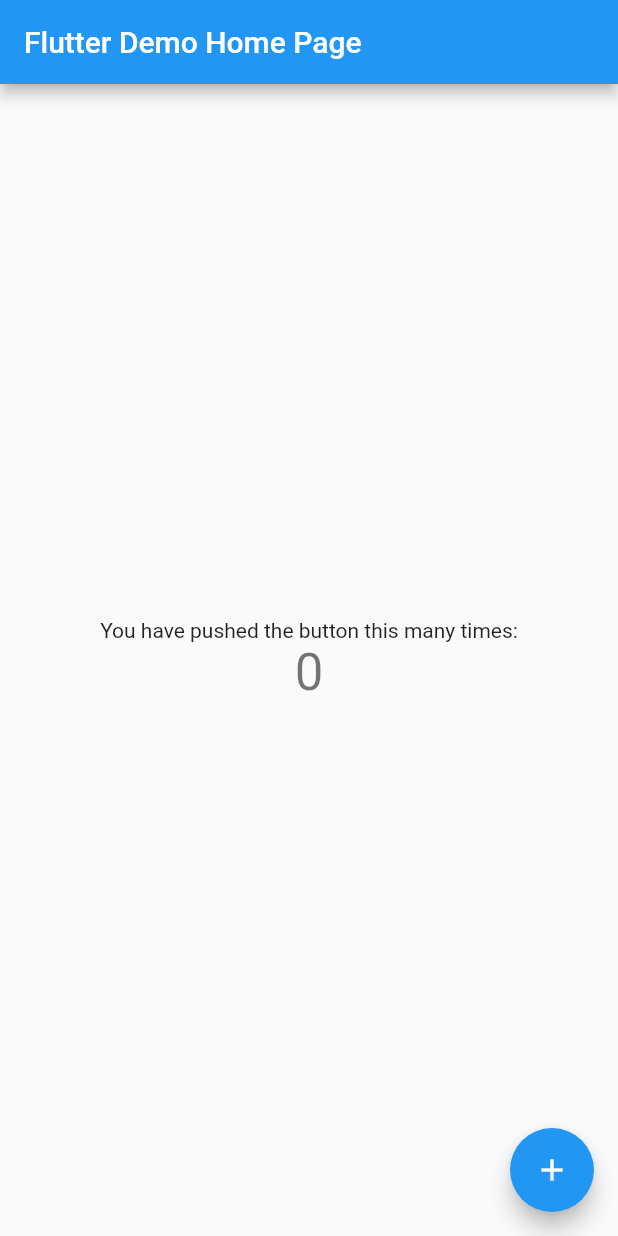
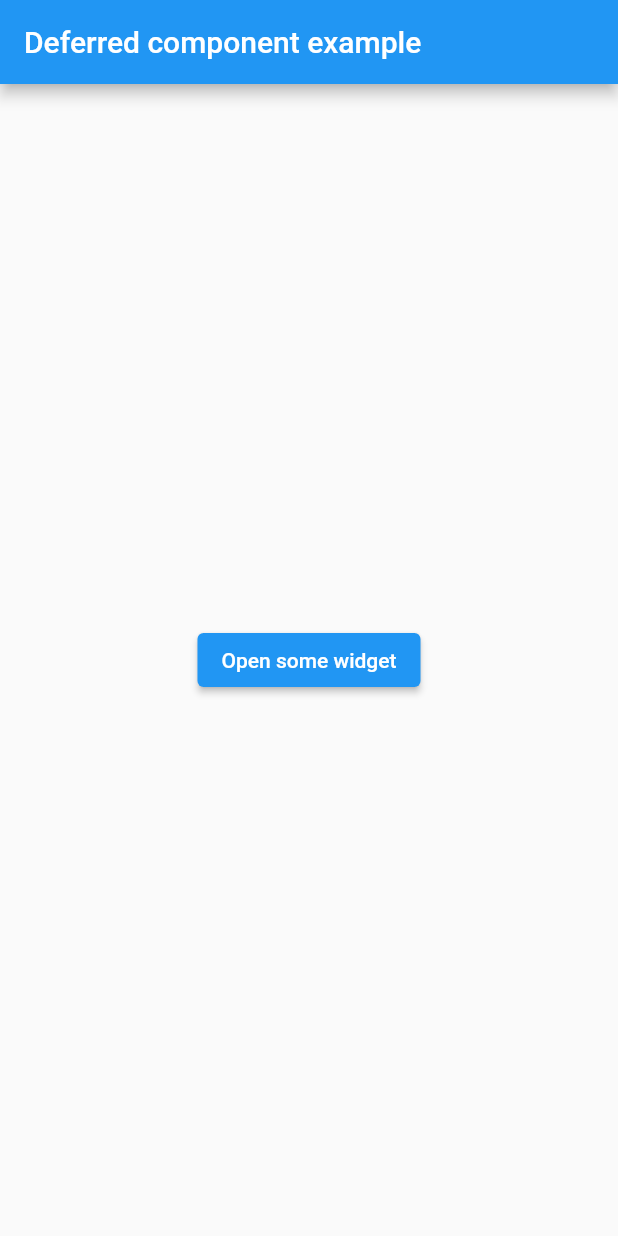
Before and after one commit to mrhabibi/deferred_component_example, a Flutter app: the screen it shows after launch, on a phone screen of 412 x 824 dp. Run offline on Flutter 3.47's test engine with Material 2 defaults, Android fonts, the phone set to English and light mode, and no system bars.

Commit message:
add box module

```diff
--- /dev/null
+++ b/deferred_components_loading_units.yaml
@@ -0,0 +1,28 @@
+# ==============================================================================
+# The contents of this file are automatically generated and it is not
+# recommended to modify this file manually.
+# ==============================================================================
+#
+# In order to prevent unexpected splitting of deferred apps, this file records
+# the last generated set of loading units. It only possible to obtain the final
+# configuration of loading units after compilation is complete. This means
+# improperly setup deferred imports can only be detected after compilation.
+#
+# This file allows the build tool to detect any changes in the generated
+# loading units. During the next build attempt, loading units in this file are
+# compared against the newly generated loading units to check for any new or
+# removed loading units. In the case where loading units do not match, the build
+# will fail and ask the developer to verify that the `deferred-components`
+# configuration in `pubspec.yaml` is correct. Developers should make any
+# necessary changes to integrate new and changed loading units or remove no
+# longer existing loading units from the configuration. The build command should
+# then be re-run to continue the build process.
+#
+# Sometimes, changes to the generated loading units may be unintentional. If
+# the list of loading units in this file is not what is expected, the app's
+# deferred imports should be reviewed. Third party plugins and packages may
+# also introduce deferred imports that result in unexpected loading units.
+loading-units:
+  - id: 2
+    libraries:
+      - package:deferred_component_example/box.dart
--- a/lib/main.dart
+++ b/lib/main.dart
@@ -1,3 +1,4 @@
+import 'package:deferred_component_example/some_widget.dart';
 import 'package:flutter/material.dart';
 
 void main() {
@@ -7,40 +8,20 @@
 class MyApp extends StatelessWidget {
   const MyApp({super.key});
 
-  // This widget is the root of your application.
   @override
   Widget build(BuildContext context) {
     return MaterialApp(
       title: 'Flutter Demo',
       theme: ThemeData(
-        // This is the theme of your application.
-        //
-        // Try running your application with "flutter run". You'll see the
-        // application has a blue toolbar. Then, without quitting the app, try
-        // changing the primarySwatch below to Colors.green and then invoke
-        // "hot reload" (press "r" in the console where you ran "flutter run",
-        // or simply save your changes to "hot reload" in a Flutter IDE).
-        // Notice that the counter didn't reset back to zero; the application
-        // is not restarted.
         primarySwatch: Colors.blue,
       ),
-      home: const MyHomePage(title: 'Flutter Demo Home Page'),
+      home: const MyHomePage(title: 'Deferred component example'),
     );
   }
 }
 
 class MyHomePage extends StatefulWidget {
   const MyHomePage({super.key, required this.title});
-
-  // This widget is the home page of your application. It is stateful, meaning
-  // that it has a State object (defined below) that contains fields that affect
-  // how it looks.
-
-  // This class is the configuration for the state. It holds the values (in this
-  // case the title) provided by the parent (in this case the App widget) and
-  // used by the build method of the State. Fields in a Widget subclass are
-  // always marked "final".
-
   final String title;
 
   @override
@@ -48,68 +29,29 @@
 }
 
 class _MyHomePageState extends State<MyHomePage> {
-  int _counter = 0;
-
-  void _incrementCounter() {
-    setState(() {
-      // This call to setState tells the Flutter framework that something has
-      // changed in this State, which causes it to rerun the build method below
-      // so that the display can reflect the updated values. If we changed
-      // _counter without calling setState(), then the build method would not be
-      // called again, and so nothing would appear to happen.
-      _counter++;
-    });
+  void _goToSomeWidget() {
+    Navigator.push(
+      context,
+      MaterialPageRoute(
+        builder: (context) => const SomeWidget(),
+      ),
+    );
   }
 
   @override
   Widget build(BuildContext context) {
-    // This method is rerun every time setState is called, for instance as done
-    // by the _incrementCounter method above.
-    //
-    // The Flutter framework has been optimized to make rerunning build methods
-    // fast, so that you can just rebuild anything that needs updating rather
-    // than having to individually change instances of widgets.
     return Scaffold(
       appBar: AppBar(
-        // Here we take the value from the MyHomePage object that was created by
-        // the App.build method, and use it to set our appbar title.
         title: Text(widget.title),
       ),
       body: Center(
-        // Center is a layout widget. It takes a single child and positions it
-        // in the middle of the parent.
-        child: Column(
-          // Column is also a layout widget. It takes a list of children and
-          // arranges them vertically. By default, it sizes itself to fit its
-          // children horizontally, and tries to be as tall as its parent.
-          //
-          // Invoke "debug painting" (press "p" in the console, choose the
-          // "Toggle Debug Paint" action from the Flutter Inspector in Android
-          // Studio, or the "Toggle Debug Paint" command in Visual Studio Code)
-          // to see the wireframe for each widget.
-          //
-          // Column has various properties to control how it sizes itself and
-          // how it positions its children. Here we use mainAxisAlignment to
-          // center the children vertically; the main axis here is the vertical
-          // axis because Columns are vertical (the cross axis would be
-          // horizontal).
-          mainAxisAlignment: MainAxisAlignment.center,
-          children: <Widget>[
-            const Text(
-              'You have pushed the button this many times:',
-            ),
-            Text(
-              '$_counter',
-              style: Theme.of(context).textTheme.headlineMedium,
-            ),
-          ],
+        child: ElevatedButton(
+          onPressed: _goToSomeWidget,
+          child: const Text(
+            "Open some widget",
+          ),
         ),
       ),
-      floatingActionButton: FloatingActionButton(
-        onPressed: _incrementCounter,
-        tooltip: 'Increment',
-        child: const Icon(Icons.add),
-      ), // This trailing comma makes auto-formatting nicer for build methods.
     );
   }
 }
```
Also changed, not shown: lib/box.dart (added, +16 -0 lines), lib/some_widget.dart (added, +35 -0 lines), pubspec.yaml (+5 -72 lines), pubspec.lock, 6 other files.
